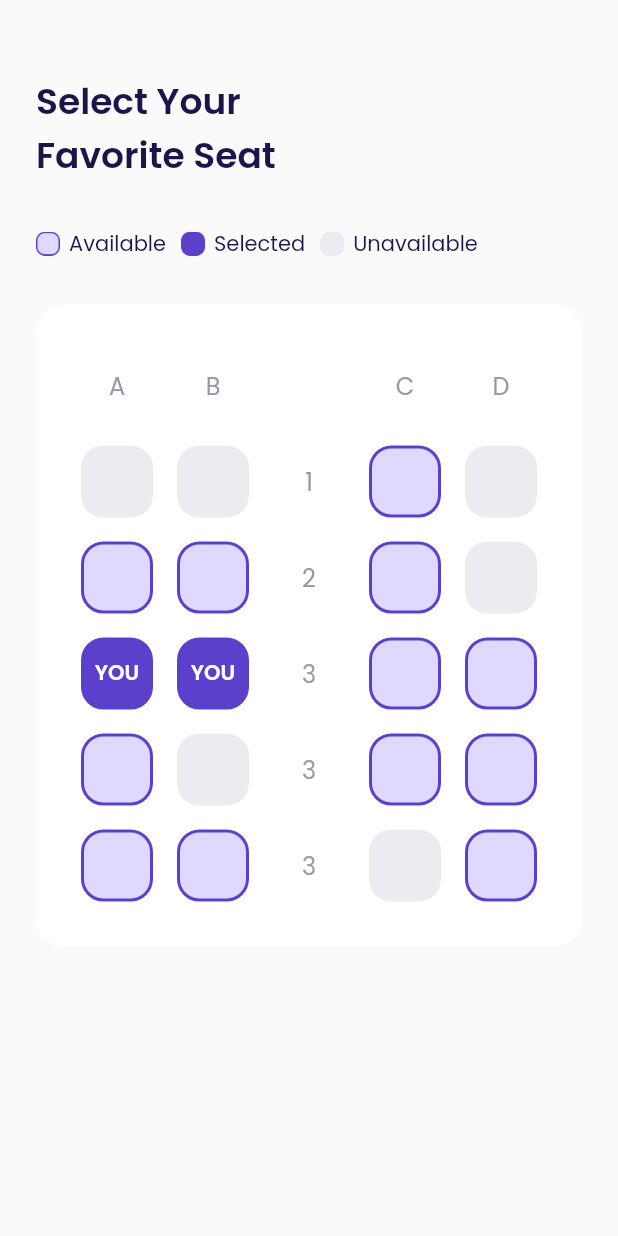
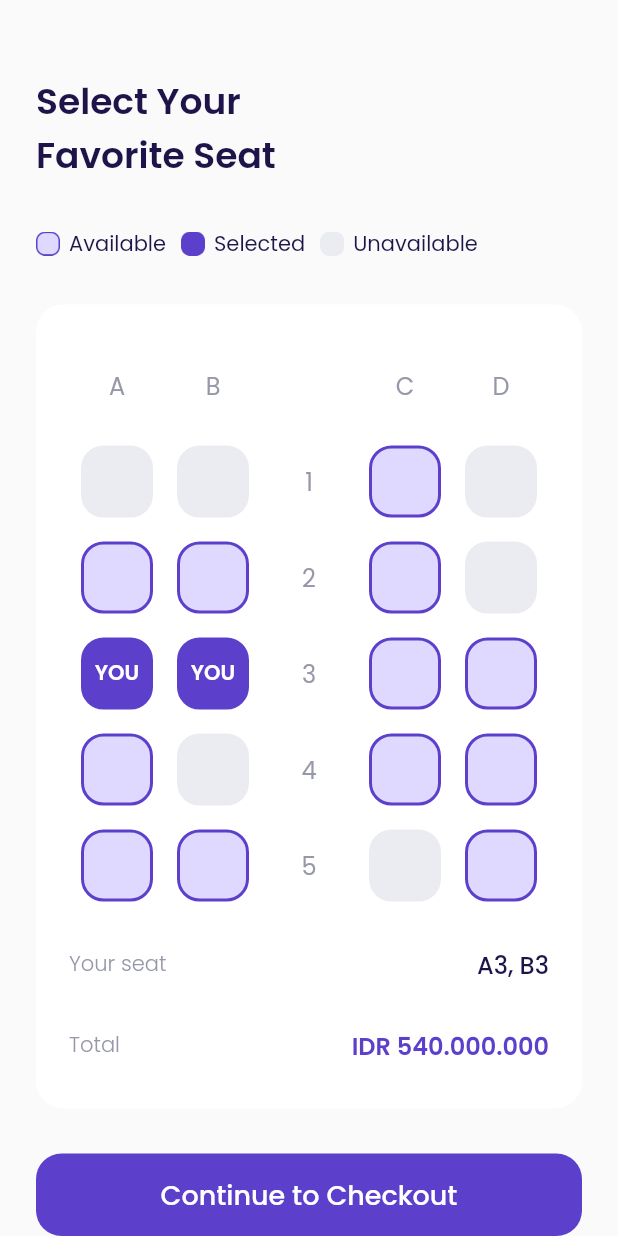
Before and after one commit to chaedirdwiantara/airplaneFlutter, a Flutter app: the ChooseSeatPage screen opened directly, on a phone screen of 412 x 824 dp. Run offline on Flutter 3.47's test engine with Material 2 defaults, Android fonts, the phone set to English and light mode, and no system bars; our stand-ins replace google_fonts.

Commit message:
finishing slicing choose seat

```diff
--- a/lib/ui/pages/choose_seat_page.dart
+++ b/lib/ui/pages/choose_seat_page.dart
@@ -1,4 +1,5 @@
 import 'package:airplane/shared/theme.dart';
+import 'package:airplane/ui/widgets/custom_button.dart';
 import 'package:airplane/ui/widgets/seat_item.dart';
 import 'package:flutter/material.dart';
 
@@ -243,7 +244,7 @@ class ChooseSeatPage extends StatelessWidget {
                   height: 48,
                   child: Center(
                     child: Text(
-                      '3',
+                      '4',
                       style: greyTextStyle.copyWith(
                         fontSize: 16,
                       ),
@@ -269,7 +270,7 @@ class ChooseSeatPage extends StatelessWidget {
                   height: 48,
                   child: Center(
                     child: Text(
-                      '3',
+                      '5',
                       style: greyTextStyle.copyWith(
                         fontSize: 16,
                       ),
@@ -281,7 +282,61 @@ class ChooseSeatPage extends StatelessWidget {
               ],
             ),
           ),
+
+          // NOTE: YOUR SEAT
+          Container(
+            margin: const EdgeInsets.only(top: 30),
+            child: Row(
+              mainAxisAlignment: MainAxisAlignment.spaceBetween,
+              children: [
+                Text(
+                  'Your seat',
+                  style: greyTextStyle.copyWith(
+                    fontWeight: light,
+                  ),
+                ),
+                Text(
+                  'A3, B3',
+                  style: blackTextStyle.copyWith(
+                    fontSize: 16,
+                    fontWeight: medium,
+                  ),
+                )
+              ],
+            ),
+          ),
+
+          // NOTE: TOTAL
+          Container(
+            margin: const EdgeInsets.only(top: 30),
+            child: Row(
+              mainAxisAlignment: MainAxisAlignment.spaceBetween,
+              children: [
+                Text(
+                  'Total',
+                  style: greyTextStyle.copyWith(
+                    fontWeight: light,
+                  ),
+                ),
+                Text(
+                  'IDR 540.000.000',
+                  style: purpleTextStyle.copyWith(
+                    fontSize: 16,
+                    fontWeight: semiBold,
+                  ),
+                )
+              ],
+            ),
+          )
         ]),
+      );
+    }
+
+    Widget checkoutButton() {
+      return CustomButton(
+        title: 'Continue to Checkout',
+        onPressed: () {},
+        margin: const EdgeInsets.only(top: 30, bottom: 46),
       );
     }
 
@@ -289,7 +344,7 @@ class ChooseSeatPage extends StatelessWidget {
       backgroundColor: kBackgroundColor,
       body: ListView(
         padding: const EdgeInsets.symmetric(horizontal: 24),
-        children: [title(), seatStatus(), selectSeat()],
+        children: [title(), seatStatus(), selectSeat(), checkoutButton()],
       ),
     );
   }
```
